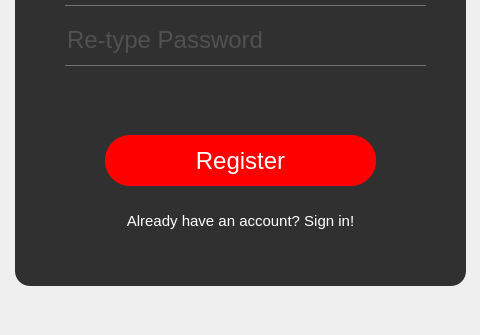
The window that register.ui (rafaello166/financialSystemQT) describes before a commit, drawn with Qt 5; both pictures show x 145 to 625 and y 345 to 680 of the 791 by 680 pixel window.
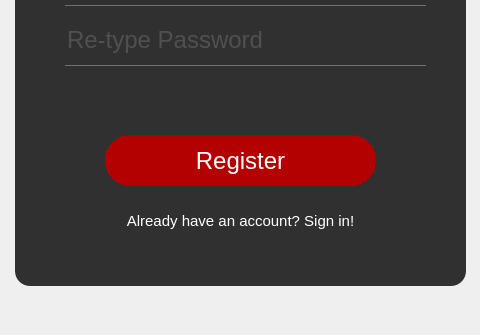
The same window after the commit. Icons and pictures are not drawn.

What changed in the file:
```diff
--- a/register.ui
+++ b/register.ui
@@ -12,7 +12,7 @@
   </property>
   <property name="minimumSize">
    <size>
-    <width>791</width>
+    <width>781</width>
     <height>680</height>
    </size>
   </property>
@@ -66,6 +66,18 @@
      <height>701</height>
     </rect>
    </property>
+   <property name="minimumSize">
+    <size>
+     <width>811</width>
+     <height>701</height>
+    </size>
+   </property>
+   <property name="maximumSize">
+    <size>
+     <width>811</width>
+     <height>701</height>
+    </size>
+   </property>
    <property name="styleSheet">
     <string notr="true">* {
 	font-family: arial;
@@ -98,7 +110,41 @@
    </property>
    <widget class="QWidget" name="page1">
     <property name="styleSheet">
-     <string notr="true">QPushButton {
+     <string notr="true">#widget {
+	background: rgba(0,0,0,0.8);
+}
+
+#pushButton_register {
+	background: #b30000;
+}
+
+* {
+	font-family: arial;
+	font-size: 24px;
+}
+
+#page1 {
+background: url(:/nowyPrzedrostek/mountains.jpg);
+}
+
+#loginFrame {
+	background: rgba(0,0,0,0.8);
+	border-radius: 15px;
+}
+
+QToolButton {
+	background: red;
+	border-radius: 25px;
+}
+
+QLineEdit {
+	background: transparent;
+	border: none;
+	color: #717072;
+	border-bottom: 1px solid #717072;
+}
+
+QPushButton {
 	color :white;
 	background: red;
 	border-radius: 25px;
@@ -117,7 +163,9 @@
 #pushButton_login {
 	background: none;
 	font-size: 15px;
-}</string>
+}
+
+</string>
     </property>
     <widget class="QFrame" name="loginFrame">
      <property name="geometry">
```
